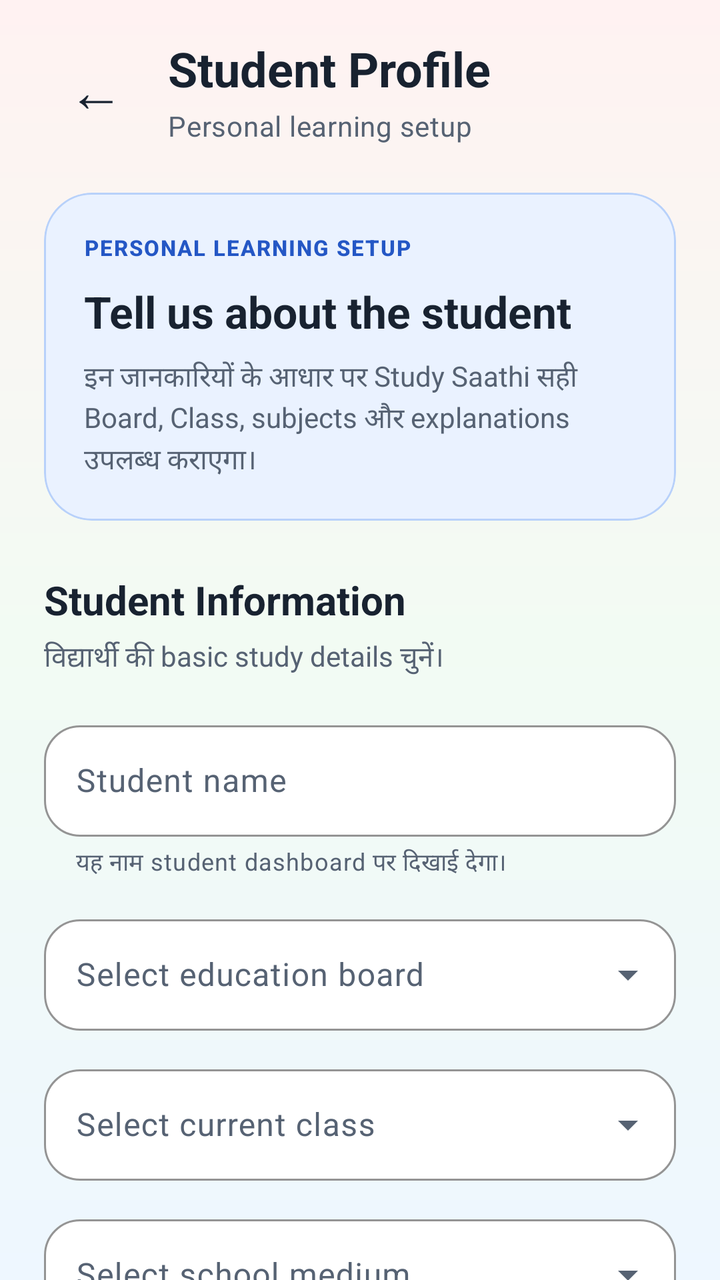
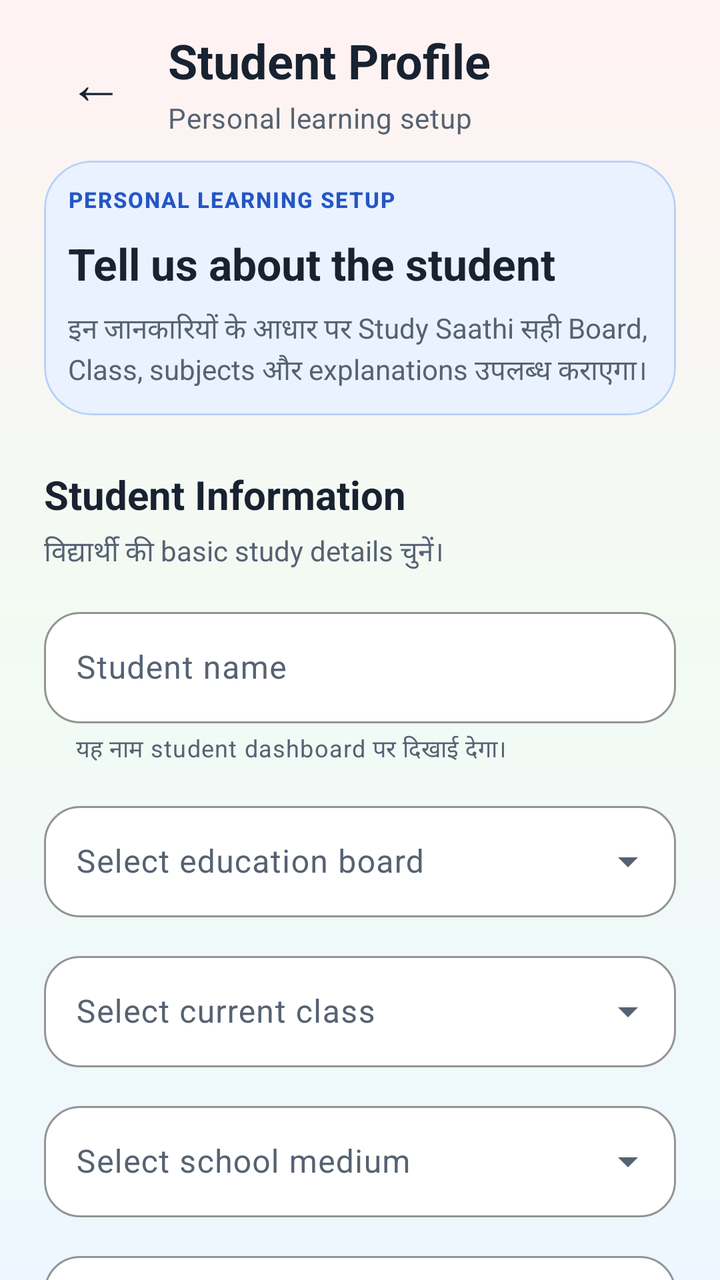

The first picture is an Android layout as it rendered before a commit; the second is the same layout after the commit. The layout source and the unified diff follow.
<!-- AndroidManifest.xml: application theme Theme.StudySaathi -->
<!-- res/layout/activity_student_profile.xml -->
<?xml version="1.0" encoding="utf-8"?>
<androidx.core.widget.NestedScrollView xmlns:android="http://schemas.android.com/apk/res/android"
    xmlns:app="http://schemas.android.com/apk/res-auto"
    android:id="@+id/studentProfileScrollView"
    android:layout_width="match_parent"
    android:layout_height="match_parent"
    android:background="@drawable/bg_app_soft_mix"
    android:clipToPadding="false"
    android:fillViewport="true"
    android:overScrollMode="never">

    <LinearLayout
        android:layout_width="match_parent"
        android:layout_height="wrap_content"
        android:orientation="vertical"
        android:paddingStart="22dp"
        android:paddingTop="18dp"
        android:paddingEnd="22dp"
        android:paddingBottom="36dp">

        
        <LinearLayout
            android:layout_width="match_parent"
            android:layout_height="wrap_content"
            android:gravity="center_vertical"
            android:orientation="horizontal">

            <com.google.android.material.button.MaterialButton
                android:id="@+id/buttonBack"
                style="@style/Widget.Material3.Button.TextButton"
                android:layout_width="52dp"
                android:layout_height="52dp"
                android:contentDescription="@string/back"
                android:insetLeft="0dp"
                android:insetTop="0dp"
                android:insetRight="0dp"
                android:insetBottom="0dp"
                android:minWidth="0dp"
                android:text="←"
                android:textColor="@color/ss_text_primary"
                android:textSize="28sp"
                app:cornerRadius="16dp" />

            <LinearLayout
                android:layout_width="0dp"
                android:layout_height="wrap_content"
                android:layout_marginStart="10dp"
                android:layout_weight="1"
                android:orientation="vertical">

                <TextView
                    style="@style/TextAppearance.StudySaathi.Heading"
                    android:layout_width="match_parent"
                    android:layout_height="wrap_content"
                    android:text="@string/create_student_profile"
                    android:textSize="24sp" />

                <TextView
                    style="@style/TextAppearance.StudySaathi.Body"
                    android:layout_width="match_parent"
                    android:layout_height="wrap_content"
                    android:layout_marginTop="3dp"
                    android:text="@string/profile_setup_subtitle"
                    android:textSize="14sp" />

            </LinearLayout>

        </LinearLayout>

        
        <com.google.android.material.card.MaterialCardView
            android:layout_width="match_parent"
            android:layout_height="wrap_content"
            android:layout_marginTop="24dp"
            app:cardBackgroundColor="@color/ss_blue_soft"
            app:cardCornerRadius="24dp"
            app:cardElevation="0dp"
            app:strokeColor="@color/ss_blue_border"
            app:strokeWidth="1dp">

            <LinearLayout
                android:layout_width="match_parent"
                android:layout_height="wrap_content"
                android:orientation="vertical"
                android:padding="20dp">

                <TextView
                    android:layout_width="wrap_content"
                    android:layout_height="wrap_content"
                    android:fontFamily="sans-serif-medium"
                    android:letterSpacing="0.06"
                    android:text="@string/personal_learning_setup"
                    android:textAllCaps="true"
                    android:textColor="@color/ss_primary"
                    android:textSize="11sp"
                    android:textStyle="bold" />

                <TextView
                    android:layout_width="match_parent"
                    android:layout_height="wrap_content"
                    android:layout_marginTop="10dp"
                    android:fontFamily="sans-serif-rounded"
                    android:text="@string/profile_setup_title"
                    android:textColor="@color/ss_text_primary"
                    android:textSize="22sp"
                    android:textStyle="bold" />

                <TextView
                    android:layout_width="match_parent"
                    android:layout_height="wrap_content"
                    android:layout_marginTop="8dp"
                    android:fontFamily="sans-serif"
                    android:lineSpacingExtra="2dp"
                    android:text="@string/profile_setup_description"
                    android:textColor="@color/ss_text_secondary"
                    android:textSize="14sp" />

            </LinearLayout>

        </com.google.android.material.card.MaterialCardView>

        
        <TextView
            android:layout_width="match_parent"
            android:layout_height="wrap_content"
            android:layout_marginTop="26dp"
            android:fontFamily="sans-serif-rounded"
            android:text="@string/student_information"
            android:textColor="@color/ss_text_primary"
            android:textSize="20sp"
            android:textStyle="bold" />

        <TextView
            android:layout_width="match_parent"
            android:layout_height="wrap_content"
            android:layout_marginTop="5dp"
            android:fontFamily="sans-serif"
            android:text="@string/student_information_description"
            android:textColor="@color/ss_text_secondary"
            android:textSize="14sp" />

        <com.google.android.material.textfield.TextInputLayout
            android:id="@+id/inputLayoutStudentName"
            style="@style/Widget.Material3.TextInputLayout.OutlinedBox"
            android:layout_width="match_parent"
            android:layout_height="wrap_content"
            android:layout_marginTop="18dp"
            android:hint="@string/student_name"
            app:boxBackgroundColor="@color/ss_surface"
            app:boxCornerRadiusBottomEnd="18dp"
            app:boxCornerRadiusBottomStart="18dp"
            app:boxCornerRadiusTopEnd="18dp"
            app:boxCornerRadiusTopStart="18dp"
            app:boxStrokeColor="@color/ss_primary"
            app:helperText="@string/student_name_helper">

            <com.google.android.material.textfield.TextInputEditText
                android:id="@+id/editStudentName"
                android:layout_width="match_parent"
                android:layout_height="wrap_content"
                android:fontFamily="sans-serif"
                android:imeOptions="actionNext"
                android:inputType="textPersonName|textCapWords"
                android:maxLines="1"
                android:textColor="@color/ss_text_primary"
                android:textSize="16sp" />

        </com.google.android.material.textfield.TextInputLayout>

        
        <com.google.android.material.textfield.TextInputLayout
            android:id="@+id/inputLayoutBoard"
            style="@style/Widget.Material3.TextInputLayout.OutlinedBox.ExposedDropdownMenu"
            android:layout_width="match_parent"
            android:layout_height="wrap_content"
            android:layout_marginTop="14dp"
            android:hint="@string/select_board"
            app:boxBackgroundColor="@color/ss_surface"
            app:boxCornerRadiusBottomEnd="18dp"
            app:boxCornerRadiusBottomStart="18dp"
            app:boxCornerRadiusTopEnd="18dp"
            app:boxCornerRadiusTopStart="18dp"
            app:boxStrokeColor="@color/ss_primary">

            <com.google.android.material.textfield.MaterialAutoCompleteTextView
                android:id="@+id/dropdownBoard"
                android:layout_width="match_parent"
                android:layout_height="wrap_content"
                android:cursorVisible="false"
                android:fontFamily="sans-serif"
                android:inputType="none"
                android:textColor="@color/ss_text_primary"
                android:textSize="16sp" />

        </com.google.android.material.textfield.TextInputLayout>

        
        <com.google.android.material.textfield.TextInputLayout
            android:id="@+id/inputLayoutClass"
            style="@style/Widget.Material3.TextInputLayout.OutlinedBox.ExposedDropdownMenu"
            android:layout_width="match_parent"
            android:layout_height="wrap_content"
            android:layout_marginTop="14dp"
            android:hint="@string/select_class"
            app:boxBackgroundColor="@color/ss_surface"
            app:boxCornerRadiusBottomEnd="18dp"
            app:boxCornerRadiusBottomStart="18dp"
            app:boxCornerRadiusTopEnd="18dp"
            app:boxCornerRadiusTopStart="18dp"
            app:boxStrokeColor="@color/ss_primary">

            <com.google.android.material.textfield.MaterialAutoCompleteTextView
                android:id="@+id/dropdownClass"
                android:layout_width="match_parent"
                android:layout_height="wrap_content"
                android:cursorVisible="false"
                android:fontFamily="sans-serif"
                android:inputType="none"
                android:textColor="@color/ss_text_primary"
                android:textSize="16sp" />

        </com.google.android.material.textfield.TextInputLayout>

        
        <com.google.android.material.textfield.TextInputLayout
            android:id="@+id/inputLayoutMedium"
            style="@style/Widget.Material3.TextInputLayout.OutlinedBox.ExposedDropdownMenu"
            android:layout_width="match_parent"
            android:layout_height="wrap_content"
            android:layout_marginTop="14dp"
            android:hint="@string/select_study_medium"
            app:boxBackgroundColor="@color/ss_surface"
            app:boxCornerRadiusBottomEnd="18dp"
            app:boxCornerRadiusBottomStart="18dp"
            app:boxCornerRadiusTopEnd="18dp"
            app:boxCornerRadiusTopStart="18dp"
            app:boxStrokeColor="@color/ss_primary">

            <com.google.android.material.textfield.MaterialAutoCompleteTextView
                android:id="@+id/dropdownMedium"
                android:layout_width="match_parent"
                android:layout_height="wrap_content"
                android:cursorVisible="false"
                android:fontFamily="sans-serif"
                android:inputType="none"
                android:textColor="@color/ss_text_primary"
                android:textSize="16sp" />

        </com.google.android.material.textfield.TextInputLayout>

        
        <com.google.android.material.textfield.TextInputLayout
            android:id="@+id/inputLayoutExplanationLanguage"
            style="@style/Widget.Material3.TextInputLayout.OutlinedBox.ExposedDropdownMenu"
            android:layout_width="match_parent"
            android:layout_height="wrap_content"
            android:layout_marginTop="14dp"
            android:hint="@string/explanation_language"
            app:boxBackgroundColor="@color/ss_surface"
            app:boxCornerRadiusBottomEnd="18dp"
            app:boxCornerRadiusBottomStart="18dp"
            app:boxCornerRadiusTopEnd="18dp"
            app:boxCornerRadiusTopStart="18dp"
            app:boxStrokeColor="@color/ss_primary">

            <com.google.android.material.textfield.MaterialAutoCompleteTextView
                android:id="@+id/dropdownExplanationLanguage"
                android:layout_width="match_parent"
                android:layout_height="wrap_content"
                android:cursorVisible="false"
                android:fontFamily="sans-serif"
                android:inputType="none"
                android:textColor="@color/ss_text_primary"
                android:textSize="16sp" />

        </com.google.android.material.textfield.TextInputLayout>

        
        <com.google.android.material.card.MaterialCardView
            android:id="@+id/cardProfilePreview"
            android:layout_width="match_parent"
            android:layout_height="wrap_content"
            android:layout_marginTop="18dp"
            android:visibility="gone"
            app:cardBackgroundColor="@color/ss_green_soft"
            app:cardCornerRadius="18dp"
            app:cardElevation="0dp"
            app:strokeColor="@color/ss_green_border"
            app:strokeWidth="1dp">

            <LinearLayout
                android:layout_width="match_parent"
                android:layout_height="wrap_content"
                android:gravity="center_vertical"
                android:orientation="horizontal"
                android:padding="16dp">

                <TextView
                    android:layout_width="48dp"
                    android:layout_height="48dp"
                    android:fontFamily="sans-serif-rounded"
                    android:gravity="center"
                    android:text="✓"
                    android:textColor="@color/ss_success"
                    android:textSize="25sp"
                    android:textStyle="bold" />

                <LinearLayout
                    android:layout_width="0dp"
                    android:layout_height="wrap_content"
                    android:layout_marginStart="10dp"
                    android:layout_weight="1"
                    android:orientation="vertical">

                    <TextView
                        android:layout_width="match_parent"
                        android:layout_height="wrap_content"
                        android:fontFamily="sans-serif-rounded"
                        android:text="@string/profile_preview"
                        android:textColor="@color/ss_text_primary"
                        android:textSize="16sp"
                        android:textStyle="bold" />

                    <TextView
                        android:id="@+id/textProfilePreview"
                        android:layout_width="match_parent"
                        android:layout_height="wrap_content"
                        android:layout_marginTop="4dp"
                        android:fontFamily="sans-serif"
                        android:textColor="@color/ss_text_secondary"
                        android:textSize="14sp" />

                </LinearLayout>

            </LinearLayout>

        </com.google.android.material.card.MaterialCardView>

        <com.google.android.material.button.MaterialButton
            android:id="@+id/buttonContinue"
            style="@style/Widget.StudySaathi.Button.Primary"
            android:layout_width="match_parent"
            android:layout_height="wrap_content"
            android:layout_marginTop="22dp"
            android:text="@string/continue_button"
            android:textAllCaps="false"
            android:textSize="16sp" />

        <TextView
            android:layout_width="match_parent"
            android:layout_height="wrap_content"
            android:layout_marginTop="14dp"
            android:fontFamily="sans-serif"
            android:gravity="center"
            android:lineSpacingExtra="2dp"
            android:text="@string/profile_privacy_note"
            android:textColor="@color/ss_text_muted"
            android:textSize="12sp" />

    </LinearLayout>

</androidx.core.widget.NestedScrollView>
<!-- resources referenced by this layout -->
<resources>
  <color name="ss_blue_border">#B8D1FA</color>
  <color name="ss_blue_soft">#EAF2FF</color>
  <color name="ss_green_border">#B7DEC2</color>
  <color name="ss_green_soft">#ECF8F0</color>
  <color name="ss_primary">#2457C5</color>
  <color name="ss_success">#16813B</color>
  <color name="ss_surface">#FFFFFF</color>
  <color name="ss_text_muted">#7B8797</color>
  <color name="ss_text_primary">#182230</color>
  <color name="ss_text_secondary">#566273</color>
  <string name="back">Back</string>
  <string name="continue_button">Continue</string>
  <string name="create_student_profile">Student Profile</string>
  <string name="explanation_language">Explanation language</string>
  <string name="personal_learning_setup">PERSONAL LEARNING SETUP</string>
  <string name="profile_preview">Profile information ready</string>
  <string name="profile_privacy_note">Student information private रहेगी और केवल learning experience के लिए उपयोग होगी।</string>
  <string name="profile_setup_description">इन जानकारियों के आधार पर Study Saathi सही Board, Class, subjects और explanations उपलब्ध कराएगा।</string>
  <string name="profile_setup_subtitle">Personal learning setup</string>
  <string name="profile_setup_title">Tell us about the student</string>
  <string name="select_board">Select education board</string>
  <string name="select_class">Select current class</string>
  <string name="select_study_medium">Select school medium</string>
  <string name="student_information">Student Information</string>
  <string name="student_information_description">विद्यार्थी की basic study details चुनें।</string>
  <string name="student_name">Student name</string>
  <string name="student_name_helper">यह नाम student dashboard पर दिखाई देगा।</string>
  <style name="TextAppearance.StudySaathi.Body" parent="TextAppearance.Material3.BodyMedium">
          <item name="android:fontFamily">sans-serif</item>
          <item name="fontFamily">sans-serif</item>
          <item name="android:textColor">@color/ss_text_secondary</item>
      </style>
  <style name="TextAppearance.StudySaathi.Heading" parent="TextAppearance.Material3.HeadlineSmall">
          <item name="android:fontFamily">sans-serif-rounded</item>
          <item name="fontFamily">sans-serif-rounded</item>
          <item name="android:textStyle">bold</item>
          <item name="android:textColor">@color/ss_text_primary</item>
      </style>
  <style name="Widget.StudySaathi.Button.Primary" parent="Widget.Material3.Button">
          <item name="cornerRadius">18dp</item>
          <item name="android:minHeight">56dp</item>
          <item name="android:textStyle">bold</item>
          <item name="backgroundTint">@color/ss_primary</item>
          <item name="android:textColor">@color/ss_on_primary</item>
      </style>
  <color name="ss_on_primary">#FFFFFF</color>
  <color name="ss_primary_dark">#173F99</color>
  <color name="ss_secondary">#087F8C</color>
  <color name="ss_on_secondary">#FFFFFF</color>
  <color name="ss_teal_soft">#EAF8F8</color>
  <color name="ss_tertiary">#8A5A00</color>
  <color name="ss_on_tertiary">#FFFFFF</color>
  <color name="ss_yellow_soft">#FFF8E8</color>
  <color name="ss_background">#F7F9FC</color>
  <color name="ss_surface_soft">#F0F4FA</color>
  <color name="ss_outline">#D6DEE9</color>
  <color name="ss_error">#BA1A1A</color>
  <color name="white">#FFFFFFFF</color>
  <color name="ss_red_soft">#FFF0F0</color>
  <!-- unchanged entries left out for length: 2 -->
</resources>

<!-- the commit's change to res/layout/activity_student_profile.xml (unified diff, before → after) -->
@@ -14,9 +14,9 @@
         android:layout_height="wrap_content"
         android:orientation="vertical"
         android:paddingStart="22dp"
-        android:paddingTop="18dp"
+        android:paddingTop="14dp"
         android:paddingEnd="22dp"
-        android:paddingBottom="36dp">
+        android:paddingBottom="12dp">
 
         
         <LinearLayout
@@ -71,7 +71,7 @@
         <com.google.android.material.card.MaterialCardView
             android:layout_width="match_parent"
             android:layout_height="wrap_content"
-            android:layout_marginTop="24dp"
+            android:layout_marginTop="12dp"
             app:cardBackgroundColor="@color/ss_blue_soft"
             app:cardCornerRadius="24dp"
             app:cardElevation="0dp"
@@ -82,7 +82,7 @@
                 android:layout_width="match_parent"
                 android:layout_height="wrap_content"
                 android:orientation="vertical"
-                android:padding="20dp">
+                android:padding="12dp">
 
                 <TextView
                     android:layout_width="wrap_content"
@@ -144,7 +144,7 @@
             style="@style/Widget.Material3.TextInputLayout.OutlinedBox"
             android:layout_width="match_parent"
             android:layout_height="wrap_content"
-            android:layout_marginTop="18dp"
+            android:layout_marginTop="14dp"
             android:hint="@string/student_name"
             app:boxBackgroundColor="@color/ss_surface"
             app:boxCornerRadiusBottomEnd="18dp"
@@ -186,6 +186,10 @@
                 android:id="@+id/dropdownBoard"
                 android:layout_width="match_parent"
                 android:layout_height="wrap_content"
+                    android:dropDownHeight="320dp"
+                    android:popupElevation="8dp"
+                    android:popupBackground="@drawable/bg_professional_dropdown_popup"
+                    android:verticalOffset="6dp"
                 android:cursorVisible="false"
                 android:fontFamily="sans-serif"
                 android:inputType="none"
@@ -213,6 +217,10 @@
                 android:id="@+id/dropdownClass"
                 android:layout_width="match_parent"
                 android:layout_height="wrap_content"
+                    android:dropDownHeight="320dp"
+                    android:popupElevation="8dp"
+                    android:popupBackground="@drawable/bg_professional_dropdown_popup"
+                    android:verticalOffset="6dp"
                 android:cursorVisible="false"
                 android:fontFamily="sans-serif"
                 android:inputType="none"
@@ -240,6 +248,10 @@
                 android:id="@+id/dropdownMedium"
                 android:layout_width="match_parent"
                 android:layout_height="wrap_content"
+                    android:dropDownHeight="320dp"
+                    android:popupElevation="8dp"
+                    android:popupBackground="@drawable/bg_professional_dropdown_popup"
+                    android:verticalOffset="6dp"
                 android:cursorVisible="false"
                 android:fontFamily="sans-serif"
                 android:inputType="none"
@@ -267,6 +279,10 @@
                 android:id="@+id/dropdownExplanationLanguage"
                 android:layout_width="match_parent"
                 android:layout_height="wrap_content"
+                    android:dropDownHeight="320dp"
+                    android:popupElevation="8dp"
+                    android:popupBackground="@drawable/bg_professional_dropdown_popup"
+                    android:verticalOffset="6dp"
                 android:cursorVisible="false"
                 android:fontFamily="sans-serif"
                 android:inputType="none"
@@ -280,7 +296,7 @@
             android:id="@+id/cardProfilePreview"
             android:layout_width="match_parent"
             android:layout_height="wrap_content"
-            android:layout_marginTop="18dp"
+            android:layout_marginTop="14dp"
             android:visibility="gone"
             app:cardBackgroundColor="@color/ss_green_soft"
             app:cardCornerRadius="18dp"
@@ -293,7 +309,7 @@
                 android:layout_height="wrap_content"
                 android:gravity="center_vertical"
                 android:orientation="horizontal"
-                android:padding="16dp">
+                android:padding="12dp">
 
                 <TextView
                     android:layout_width="48dp"
<!-- resource entries referenced after the edit -->
@@ -10,6 +10,21 @@
   <color name="ss_text_muted">#7B8797</color>
   <color name="ss_text_primary">#182230</color>
   <color name="ss_text_secondary">#566273</color>
+  <!-- drawable bg_professional_dropdown_popup (drawable) -->
+  <?xml version="1.0" encoding="utf-8"?>
+  <shape xmlns:android="http://schemas.android.com/apk/res/android"
+      android:shape="rectangle">
+      <solid android:color="@color/ss_surface" />
+      <corners android:radius="16dp" />
+      <stroke
+          android:width="1dp"
+          android:color="@color/ss_outline" />
+      <padding
+          android:left="4dp"
+          android:top="6dp"
+          android:right="4dp"
+          android:bottom="6dp" />
+  </shape>
   <string name="back">Back</string>
   <string name="continue_button">Continue</string>
   <string name="create_student_profile">Student Profile</string>
